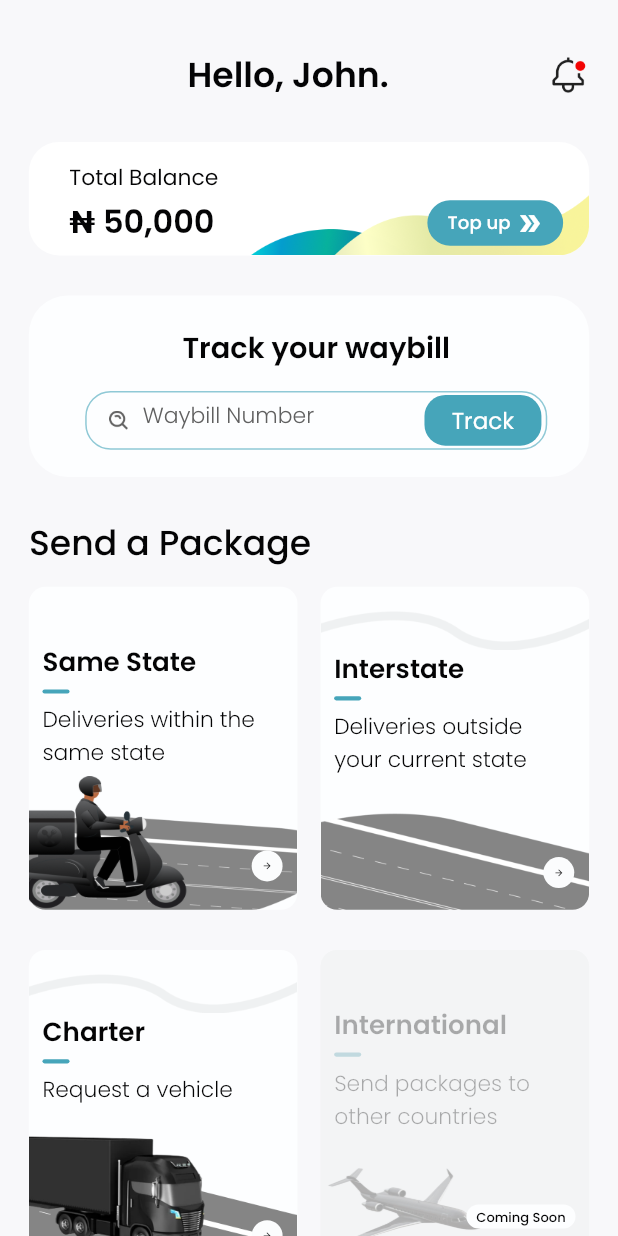
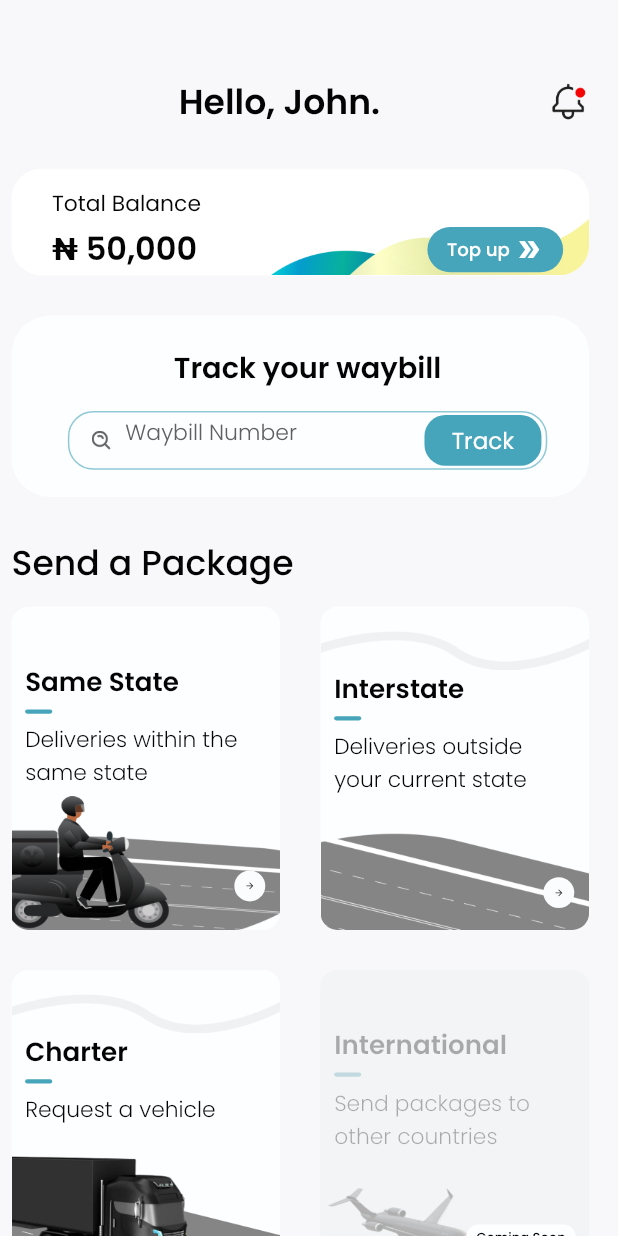
Before and after one commit to FUSION-FUSION/Mobile-Assessment-Flutter, a Flutter app: the HomeScreen screen opened by its route, on a phone screen of 412 x 824 dp. Run offline on Flutter 3.47's test engine with Material 2 defaults, Android fonts, the light colour scheme and no system bars; our stand-ins replace country_code_picker, get, google_maps_flutter, pin_code_fields.

Commit message:
home screen re-edited

```diff
--- a/lib/main.dart
+++ b/lib/main.dart
@@ -7,6 +7,7 @@ import 'package:mobile_assessment_flutter/screens/personal_screen.dart';
 import 'package:mobile_assessment_flutter/screens/sign_in_screen.dart';
 import 'package:mobile_assessment_flutter/screens/splash_screen.dart';
 import 'package:mobile_assessment_flutter/screens/success_screen.dart';
+import 'package:mobile_assessment_flutter/screens/track_screen.dart';
 import 'package:mobile_assessment_flutter/screens/verification_screen.dart';
 
 
@@ -32,6 +33,7 @@ class MyApp extends StatelessWidget {
        GetPage(name: '/successScreen', page: ()=> const SuccessScreen()),
        GetPage(name: '/signInScreen', page: ()=> const SignInScreen()),
        GetPage(name: '/homeScreen', page: ()=> const HomeScreen()),
+       GetPage(name: '/trackScreen', page: ()=> const TrackScreen()),
      ],
     );
   }
--- a/lib/screens/home_screen.dart
+++ b/lib/screens/home_screen.dart
@@ -1,5 +1,5 @@
-import 'dart:ui';
-
+import 'package:flutter/cupertino.dart';
+import 'package:get/get.dart';
 import 'package:flutter/material.dart';
 import 'package:mobile_assessment_flutter/utils/constants/re_usable.dart';
 import 'package:mobile_assessment_flutter/utils/size_layout.dart';
@@ -26,8 +26,8 @@ class _HomeScreenState extends State<HomeScreen> {
           child: SingleChildScrollView(
             child: Padding(
               padding: EdgeInsets.fromLTRB(
-                  getScreenWidth(20),
-                  getScreenHeight(37),
+                  getScreenWidth(8),
+                  getScreenHeight(57),
                   getScreenWidth(20),
                   getScreenHeight(163)),
               child: Column(
@@ -57,12 +57,12 @@ class _HomeScreenState extends State<HomeScreen> {
                   ),
                   Container(
                     alignment: AlignmentDirectional.centerStart,
-                    height: getScreenHeight(85),
-                    padding: EdgeInsets.fromLTRB(
-                        getScreenWidth(28),
-                        getScreenHeight(14),
-                        getScreenWidth(18),
-                        getScreenHeight(12)),
+                    height: getScreenHeight(80),
+                    padding: EdgeInsets.only(
+                       left: getScreenWidth(28),
+                       top: getScreenHeight(14),
+                       right: getScreenWidth(18),
+                        ),
                     decoration: BoxDecoration(
                       image: DecorationImage(
                           image: AssetImage(
@@ -99,17 +99,13 @@ class _HomeScreenState extends State<HomeScreen> {
                             GestureDetector(
                               onTap: () {},
                               child: Container(
-                                padding: EdgeInsets.fromLTRB(
-                                    getScreenWidth(14),
-                                    getScreenHeight(7),
-                                    getScreenWidth(14.08),
-                                    getScreenHeight(6.96)),
                                 height: getScreenHeight(34),
                                 width: getScreenWidth(94),
                                 decoration: BoxDecoration(
                                     color: Palette.kPrimaryColor,
                                     borderRadius: BorderRadius.circular(17.47)),
                                 child: Row(
+                                  mainAxisAlignment: MainAxisAlignment.center,
                                   children: [
                                     Text(
                                       'Top up ',
@@ -138,11 +134,10 @@ class _HomeScreenState extends State<HomeScreen> {
                   ),
                   Container(
                     height: getScreenHeight(136),
-                    padding: EdgeInsets.fromLTRB(
-                        getScreenWidth(39),
-                        getScreenHeight(23),
-                        getScreenWidth(29),
-                        getScreenHeight(26)),
+                    padding: EdgeInsets.only(
+                        left: getScreenWidth(39),
+                       top: getScreenHeight(23),
+                       right: getScreenWidth(29),),
                     decoration: BoxDecoration(
                         borderRadius: BorderRadius.circular(26),
                         color: Palette.kTextFieldColor),
@@ -183,6 +178,8 @@ class _HomeScreenState extends State<HomeScreen> {
                               SizedBox(
                                 height: getScreenHeight(44),
                                 width: getScreenWidth(150),
+                                child: Padding(
+                                  padding: EdgeInsets.only(bottom: getScreenHeight(2)),
                                   child: TextField(
                                     cursorColor: Palette.kTextColor,
                                     decoration: InputDecoration(
@@ -197,12 +194,20 @@ class _HomeScreenState extends State<HomeScreen> {
                                             borderSide: BorderSide.none)),
                                   ),
                                 ),
+                              ),
                               const Spacer(),
-                              SizedBox(
+                              GestureDetector(
+                                onTap: (){
+                                  Get.toNamed('/trackScreen');
+                                },
+                                child: Container(
                                   height: getScreenHeight(38),
                                   width: getScreenWidth(81),
-                                child: ElevatedButton(
-                                  onPressed: () {},
+                                 decoration: BoxDecoration(
+                                   color: Palette.kPrimaryColor,
+                                   borderRadius: BorderRadius.circular(14),
+                                 ),
+                                  child: Center(
                                     child: Text(
                                       'Track',
                                       style: TextStyle(
@@ -211,12 +216,7 @@ class _HomeScreenState extends State<HomeScreen> {
                                           color: Colors.white,
                                           fontFamily: FontFamily.kRegularFamily),
                                     ),
-                                  style: ElevatedButton.styleFrom(
-                                      elevation: 0,
-                                      primary: Palette.kPrimaryColor,
-                                      shape: RoundedRectangleBorder(
-                                        borderRadius: BorderRadius.circular(14),
-                                      )),
+                                  ),
                                 ),
                               )
                             ],
@@ -249,7 +249,7 @@ class _HomeScreenState extends State<HomeScreen> {
                         padding: EdgeInsets.only(
                             top: getScreenHeight(42),
                             right: getScreenWidth(9.41),
-                            bottom: getScreenHeight(11.34)),
+                        ),
                         decoration: BoxDecoration(
                             borderRadius: BorderRadius.circular(11.09),
                             color: const Color(0xffFDFEFF),
@@ -319,7 +319,7 @@ class _HomeScreenState extends State<HomeScreen> {
                               alignment: AlignmentDirectional.bottomEnd,
                               child: Padding(
                                 padding: EdgeInsets.only(
-                                    bottom: getScreenHeight(10)),
+                                    bottom: getScreenHeight(21.34)),
                                 child: Container(
                                   height: getScreenHeight(23.18),
                                   width: getScreenWidth(23.18),
@@ -343,7 +343,7 @@ class _HomeScreenState extends State<HomeScreen> {
                         alignment: AlignmentDirectional.centerStart,
                         padding: EdgeInsets.only(
                             top: getScreenHeight(18.14),
-                            bottom: getScreenHeight(6.34)),
+                            ),
                         decoration: BoxDecoration(
                             borderRadius: BorderRadius.circular(11.09),
                             color: const Color(0xffFDFEFF),
@@ -425,7 +425,7 @@ class _HomeScreenState extends State<HomeScreen> {
                               alignment: AlignmentDirectional.bottomEnd,
                               child: Padding(
                                 padding: EdgeInsets.only(
-                                    bottom: getScreenHeight(10),
+                                    bottom: getScreenHeight(16.34),
                                     right: getScreenWidth(9.41)),
                                 child: Container(
                                   height: getScreenHeight(23.18),
@@ -458,7 +458,7 @@ class _HomeScreenState extends State<HomeScreen> {
                         alignment: AlignmentDirectional.centerStart,
                         padding: EdgeInsets.only(
                             top: getScreenHeight(18.14),
-                            bottom: getScreenHeight(6.34)),
+                        ),
                         decoration: BoxDecoration(
                             borderRadius: BorderRadius.circular(11.09),
                             color: const Color(0xffFDFEFF),
@@ -540,7 +540,7 @@ class _HomeScreenState extends State<HomeScreen> {
                               child: Padding(
                                 padding: EdgeInsets.only(
                                   right: getScreenWidth(9.41),
-                                  bottom: getScreenHeight(10),
+                                  bottom: getScreenHeight(16.34),
                                 ),
                                 child: Container(
                                   height: getScreenHeight(23.18),
@@ -567,14 +567,13 @@ class _HomeScreenState extends State<HomeScreen> {
                           padding: EdgeInsets.only(
                               top: getScreenHeight(42),
                               right: getScreenWidth(9.41),
-                              bottom: getScreenHeight(11.34)),
+                              ),
                           foregroundDecoration: BoxDecoration(
                             backgroundBlendMode: BlendMode.lighten,
                             color: Color(0x38F3F4F5),
                           ),
                           decoration: BoxDecoration(
                             borderRadius: BorderRadius.circular(11.09),
-                            //backgroundBlendMode: BlendMode.lighten,
                             color: Color(0xffF3F4F5),
                           ),
                           child: Stack(
@@ -708,7 +707,7 @@ class _HomeScreenState extends State<HomeScreen> {
                             top: getScreenHeight(26),
                             right: getScreenWidth(9.41),
                             left: getScreenWidth(13.1),
-                            bottom: getScreenHeight(11.34)),
+                        ),
                         decoration: BoxDecoration(
                           borderRadius: BorderRadius.circular(11.09),
                           color: const Color(0xffFDFEFF),
@@ -780,7 +779,7 @@ class _HomeScreenState extends State<HomeScreen> {
                             top: getScreenHeight(26),
                             right: getScreenWidth(9.41),
                             left: getScreenWidth(13.1),
-                            bottom: getScreenHeight(11.34)),
+                            ),
                         decoration: BoxDecoration(
                           borderRadius: BorderRadius.circular(11.09),
                           color: const Color(0xffFDFEFF),
--- a/pubspec.yaml
+++ b/pubspec.yaml
@@ -37,6 +37,7 @@ dependencies:
   get: ^4.6.5
   country_code_picker: ^2.0.2
   pin_code_fields: ^7.3.0
+  google_maps_flutter: ^2.1.9
 
 
 
```
Also changed, not shown: lib/screens/track_screen.dart (added, +39 -0 lines), pubspec.lock, 1 other file. Lines whose indentation alone changed are shown as unchanged.
